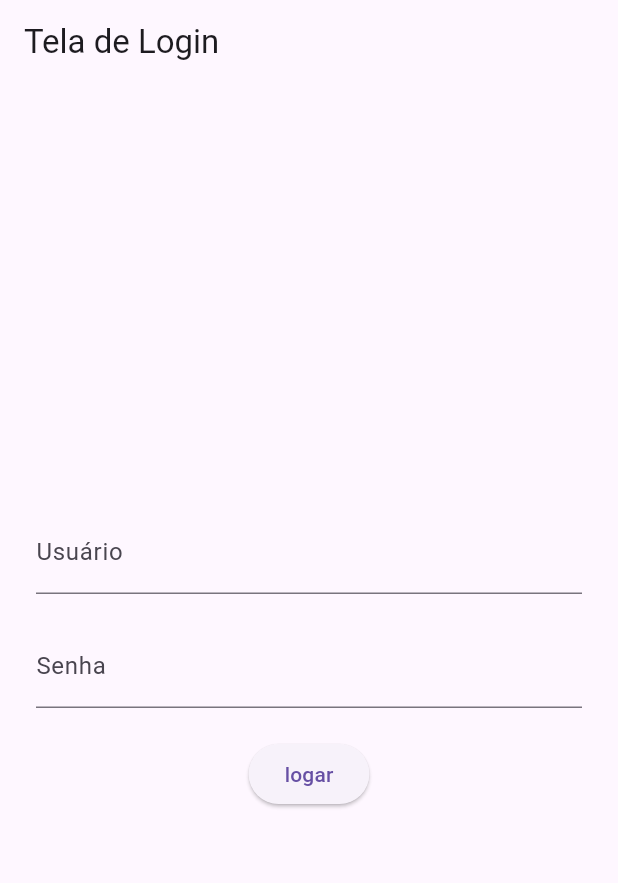
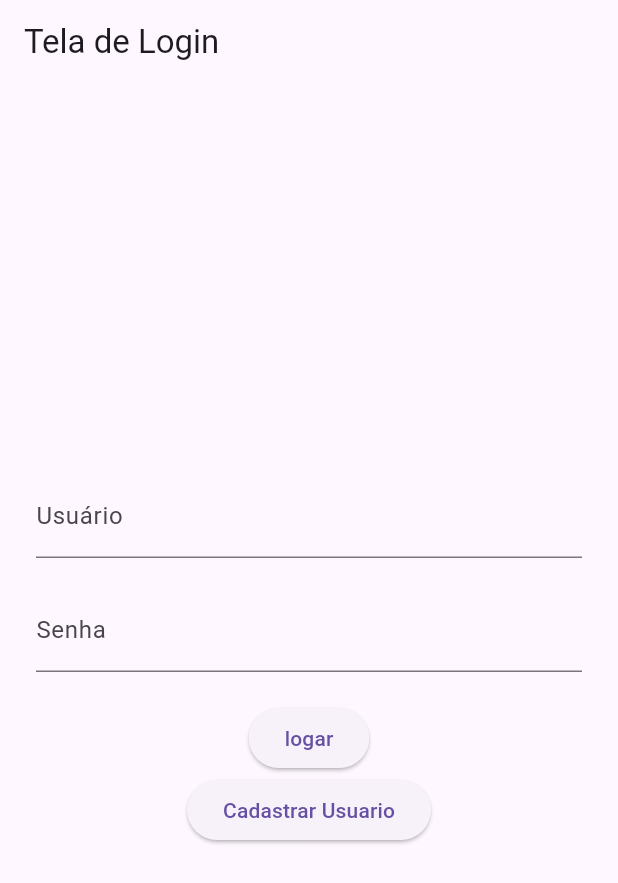
Before and after one commit to Soledade56/voupedirmanha, a Flutter app: the screen it shows after launch, after a tap on "logar", on a phone screen of 412 x 824 dp. Shown: the top 883 px of the screen. Run offline on Flutter 3.47's test engine with Material 3 defaults, Android fonts, the phone set to English and light mode, and no system bars; our stand-ins replace sqflite; accounts and stored records are empty.

Commit message:
1-TelaCadUsuario(contendo as informações principais sobre ele), 2-TelaLogin:botão de acesso(direcionando o usuário para TelaCadUsuario), 3- Função de cadastro no arquivo UsuarioDAO,  4- Evento para capturar os dados do usuário e chamar a função de cadastro para persistir no banco de dados.

```diff
--- a/lib/banco/usuario_dao.dart
+++ b/lib/banco/usuario_dao.dart
@@ -18,4 +18,24 @@ static Future<bool> autenticar(String login, String senha) async {
     return resultado.isNotEmpty;
 
   }
+
+  static Future<int> cadastrarUsuario (
+      String? nome,
+      String? login,
+      String? senha,
+      ) async {
+    final db = await DatabaseHelper.getDatabase();
+    final dadosUsuario = {
+      'nm_usuario': nome,
+      'nm_login': login,
+      'ds_senha': senha,
+    };
+    try {
+      final  nm_Usuario= await db.insert('tb_Usuario', dadosUsuario);
+      return nm_Usuario;
+    } catch (e) {
+      print("Erro ao cadastrar usuario: $e");
+      return -1;
+    }
+  }
 }
--- a/lib/tela_login.dart
+++ b/lib/tela_login.dart
@@ -5,6 +5,7 @@ import 'package:soledade/tela_home.dart';
 import 'tela_home.dart';
 import 'usuario.dart';
 import 'package:flutter/material.dart';
+import './tela_cad_usuario.dart';
 
 class TelaLogin extends StatelessWidget{
   TelaLogin({super.key});
@@ -55,7 +56,10 @@ final TextEditingController usuarioController= TextEditingController();
                    );
                 }
 
-              }, child: const Text('logar'))
+              }, child: const Text('logar')),
+              ElevatedButton(onPressed: ()=>{
+                Navigator.push(context, MaterialPageRoute(builder: (context) =>TelaCadUsuario() ))
+              }, child: const Text("Cadastrar Usuario"))
             ],
           ),
         )
```
Also changed, not shown: lib/tela_cad_usuario.dart (+64 -33 lines), 1 other file.
